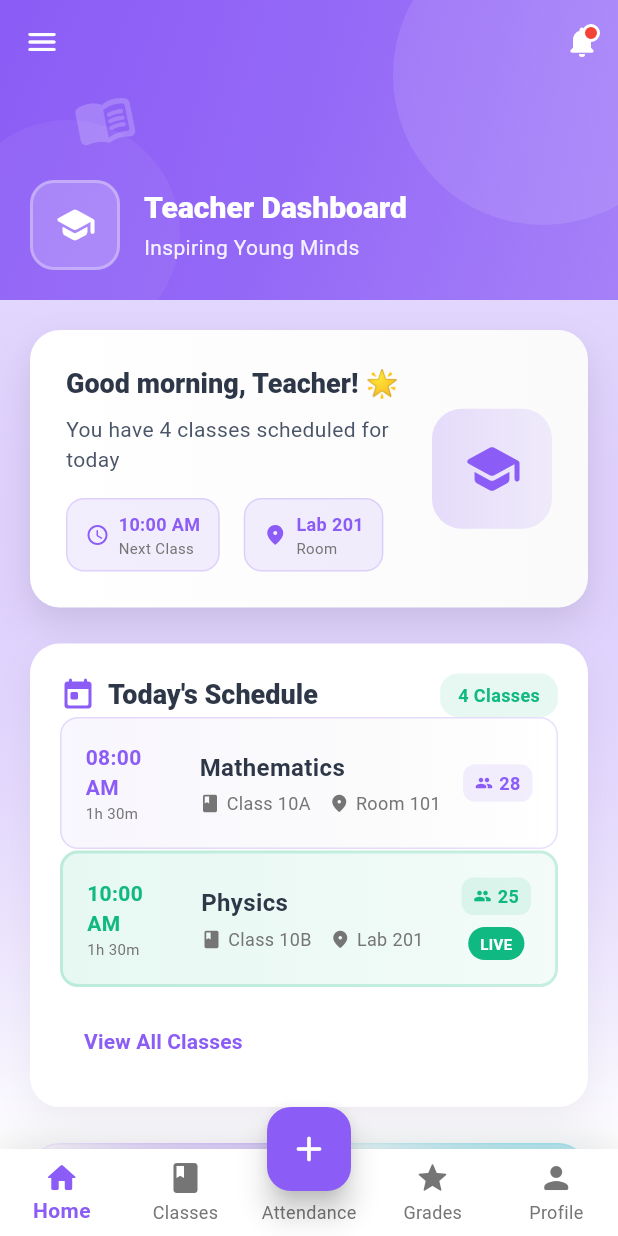
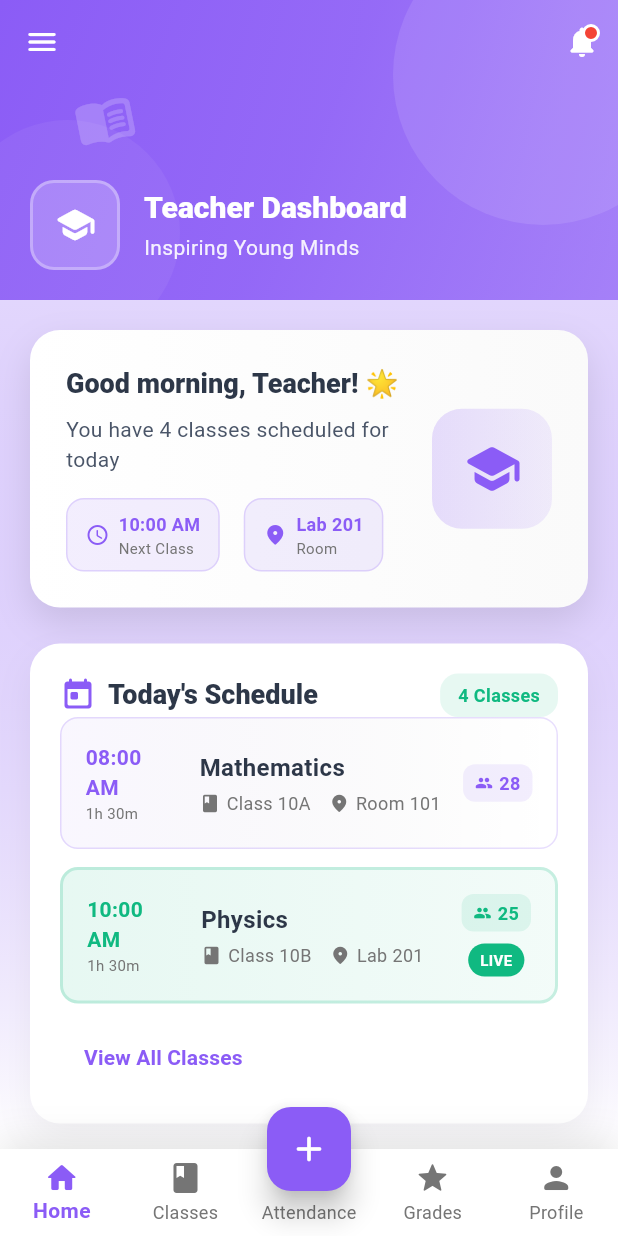
Before and after one commit to Neurobyte-Systems/sms_mobile, a Flutter app: the TeacherDashboard screen opened directly, on a phone screen of 412 x 824 dp. Run offline on Flutter 3.47's test engine with Material 3 defaults, Android fonts, the phone set to English and light mode, and no system bars.

Commit message:
updated again

```diff
--- a/lib/screens/dashboard/teacher_dashboard.dart
+++ b/lib/screens/dashboard/teacher_dashboard.dart
@@ -789,7 +789,7 @@ class _TeacherDashboardState extends State<TeacherDashboard>
                   itemCount:
                       _todaySchedule.length > 2 ? 2 : _todaySchedule.length,
                   separatorBuilder:
-                      (context, index) => const SizedBox(height: 1),
+                      (context, index) => const SizedBox(height: 12),
                   itemBuilder: (context, index) {
                     return TweenAnimationBuilder<double>(
                       duration: Duration(milliseconds: 400 + (index * 100)),
```
